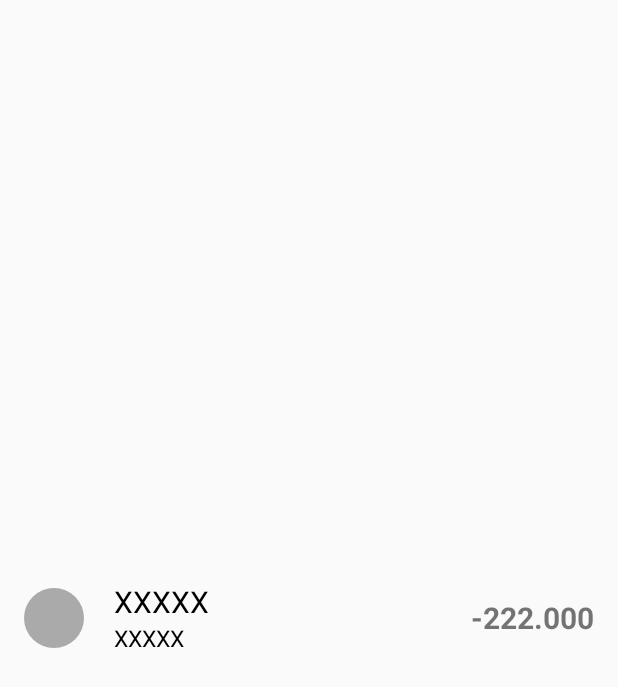
After one commit to wangwangla/anzhuomoban, an Android app: the layout cell_list_view.xml on its own in the app's theme, with its tools: preview values and no code run, on a phone screen of 412 x 824 dp. The commit adds this screen. Shown: the top 687 px of the screen. Run offline under Robolectric (Android 15) with nearby library versions, the phone set to English and light mode, and no system bars.

Commit message:
ListAdapter书写

```diff
--- /dev/null
+++ b/Account/app/src/main/java/test/kw/accountapp/adapter/ListViewAdapter.java
@@ -0,0 +1,81 @@
+package test.kw.accountapp.adapter;
+
+import android.content.Context;
+import android.view.LayoutInflater;
+import android.view.View;
+import android.view.ViewGroup;
+import android.widget.BaseAdapter;
+import android.widget.ImageView;
+import android.widget.TextView;
+
+import org.w3c.dom.Text;
+
+import java.util.LinkedList;
+
+import test.kw.accountapp.R;
+import test.kw.accountapp.RecordBean;
+
+public class ListViewAdapter extends BaseAdapter {
+    //每天的好多个账目
+    private LinkedList<RecordBean> recordBeanLinkedList = new LinkedList<>();
+    //初始化界面的
+    private LayoutInflater layoutInflater;
+    //上下文
+    private Context context;
+    public ListViewAdapter(Context context){
+        this.context = context;
+        layoutInflater.from(context);
+    }
+
+    //设置参数
+    public void setData(LinkedList<RecordBean> linkedList){
+        this.recordBeanLinkedList = linkedList;
+        notifyDataSetChanged();
+    }
+
+    @Override
+    public int getCount() {
+        return recordBeanLinkedList.size();
+    }
+
+    @Override
+    public Object getItem(int position) {
+        return recordBeanLinkedList.get(position);
+    }
+
+    @Override
+    public long getItemId(int position) {
+        return position;
+    }
+
+    @Override
+    public View getView(int position, View convertView, ViewGroup parent) {
+        ViewHolder viewHolder ;
+        if (convertView == null){
+            convertView = layoutInflater.inflate(R.layout.cell_list_view,null);
+            RecordBean recordBean = (RecordBean) getItem(position);
+            viewHolder = new ViewHolder(convertView,recordBean);
+            convertView.setTag(viewHolder);
+        }else {
+            viewHolder = (ViewHolder) convertView.getTag();
+        }
+        return null;
+    }
+
+
+}
+
+class ViewHolder {
+    TextView remarkTV;
+    TextView amountTV;
+    TextView timeTV;
+    ImageView imageView;
+    public ViewHolder(View itemView , RecordBean recordBean){
+        remarkTV = itemView.findViewById(R.id.textview_remark);
+        amountTV = itemView.findViewById(R.id.amount_text);
+        timeTV = itemView.findViewById(R.id.textview_time);
+        itemView = itemView.findViewById(R.id.imageView_category);
+       // remarkTV.setText(recordBean.getRemark());
+
+    }
+}
--- a/Account/app/src/main/java/test/kw/accountapp/fragment/MainFragment.java
+++ b/Account/app/src/main/java/test/kw/accountapp/fragment/MainFragment.java
@@ -11,7 +11,11 @@ import android.view.ViewGroup;
 import android.widget.ListView;
 import android.widget.TextView;
 
+import java.util.LinkedList;
+
 import test.kw.accountapp.R;
+import test.kw.accountapp.RecordBean;
+import test.kw.accountapp.adapter.ListViewAdapter;
 
 @SuppressLint("ValidFragment")
 public class MainFragment extends Fragment {
@@ -19,11 +23,18 @@ public class MainFragment extends Fragment {
     private ListView listView;
     private String data="";
     private View rootView;
+
+    private LinkedList<RecordBean> linkedList;
+
+    private ListViewAdapter listViewAdapter;
     @SuppressLint("ValidFragment")
     public MainFragment(String date){
         this.data = date;
-
-
+        linkedList.add(new RecordBean());
+        linkedList.add(new RecordBean());
+        linkedList.add(new RecordBean());
+        linkedList.add(new RecordBean());
+        linkedList.add(new RecordBean());
     }
     @Nullable
     @Override
@@ -37,5 +48,11 @@ public class MainFragment extends Fragment {
         textView = rootView.findViewById(R.id.day_text);
         listView = rootView.findViewById(R.id.list_view);
         textView.setText(data);
+        listView.setAdapter(listViewAdapter);
+        listViewAdapter = new ListViewAdapter(getContext());
+        listViewAdapter.setData(linkedList);
+        if(listViewAdapter.getCount()>0){
+            rootView.findViewById(R.id.no_record).setVisibility(View.GONE);
+        }
     }
 }
--- a/Account/app/src/main/res/drawable/circle.xml
+++ b/Account/app/src/main/res/drawable/circle.xml
@@ -1,6 +1,5 @@
 <?xml version="1.0" encoding="utf-8"?>
 <shape xmlns:android="http://schemas.android.com/apk/res/android" android:shape="oval">
-    <solid androi
-        d:color="@android:color/darker_gray"></solid>
+    <solid android:color="@android:color/darker_gray"></solid>
     <size android:width="120dp" android:height="120dp"></size>
 </shape>
--- /dev/null
+++ b/Account/app/src/main/res/layout/cell_list_view.xml
@@ -0,0 +1,47 @@
+<?xml version="1.0" encoding="utf-8"?>
+<RelativeLayout xmlns:android="http://schemas.android.com/apk/res/android"
+    android:layout_width="match_parent"
+    android:padding="16dp"
+    android:layout_height="match_parent">
+   <ImageView
+       android:id="@+id/imageView_category"
+       android:layout_width="40dp"
+       android:background="@drawable/circle"
+       android:layout_centerVertical="true"
+       android:layout_height="40dp" />
+    <LinearLayout
+        android:layout_width="200dp"
+        android:layout_toRightOf="@+id/imageView_category"
+        android:layout_marginLeft="20dp"
+        android:gravity="center_vertical"
+        android:orientation="vertical"
+        android:layout_height="match_parent">
+        <TextView
+            android:id="@+id/textview_remark"
+            android:layout_width="match_parent"
+            android:text="XXXXX"
+            android:textSize="20dp"
+            android:textColor="@android:color/black"
+            android:layout_height="wrap_content" />
+        <TextView
+            android:id="@+id/textview_time"
+            android:layout_width="match_parent"
+            android:text="XXXXX"
+            android:textSize="15dp"
+            android:textColor="@android:color/black"
+            android:layout_height="wrap_content" />
+    </LinearLayout>
+    <LinearLayout
+        android:gravity="center_vertical"
+        android:layout_alignParentRight="true"
+        android:layout_width="wrap_content"
+        android:layout_height="match_parent">
+        <TextView
+            android:id="@+id/textview_amount"
+            android:layout_width="wrap_content"
+            android:textSize="20dp"
+            android:textStyle="bold"
+            android:text="-222.000"
+            android:layout_height="wrap_content" />
+    </LinearLayout>
+</RelativeLayout>
```
